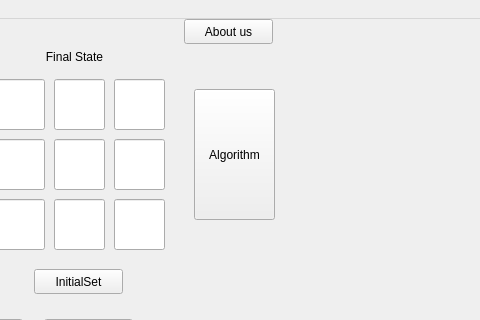
This is eight_puzzle/mainwindow.ui in LeoDuhz/intro2ai_eight_puzzle as Qt 5 draws it before an edit; both pictures show x 596 to 1076 and y 0 to 320 of the 1076 by 779 pixel window. The edited form follows.
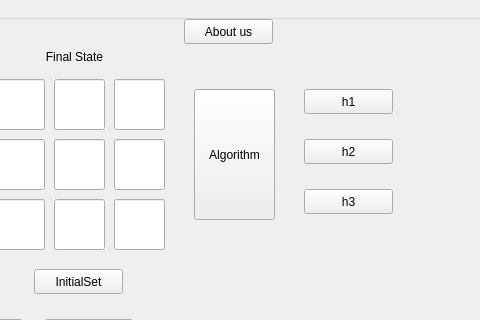
This is the edited form.

The edit to the form file:
```diff
--- a/eight_puzzle/mainwindow.ui
+++ b/eight_puzzle/mainwindow.ui
@@ -732,6 +732,45 @@
      </size>
     </property>
    </widget>
+   <widget class="QPushButton" name="h1">
+    <property name="geometry">
+     <rect>
+      <x>900</x>
+      <y>70</y>
+      <width>89</width>
+      <height>25</height>
+     </rect>
+    </property>
+    <property name="text">
+     <string>h1</string>
+    </property>
+   </widget>
+   <widget class="QPushButton" name="h2">
+    <property name="geometry">
+     <rect>
+      <x>900</x>
+      <y>120</y>
+      <width>89</width>
+      <height>25</height>
+     </rect>
+    </property>
+    <property name="text">
+     <string>h2</string>
+    </property>
+   </widget>
+   <widget class="QPushButton" name="h3">
+    <property name="geometry">
+     <rect>
+      <x>900</x>
+      <y>170</y>
+      <width>89</width>
+      <height>25</height>
+     </rect>
+    </property>
+    <property name="text">
+     <string>h3</string>
+    </property>
+   </widget>
   </widget>
   <widget class="QMenuBar" name="menubar">
    <property name="geometry">
```
Left out of the diff: 2 changed lines with no effect on the pictures.
